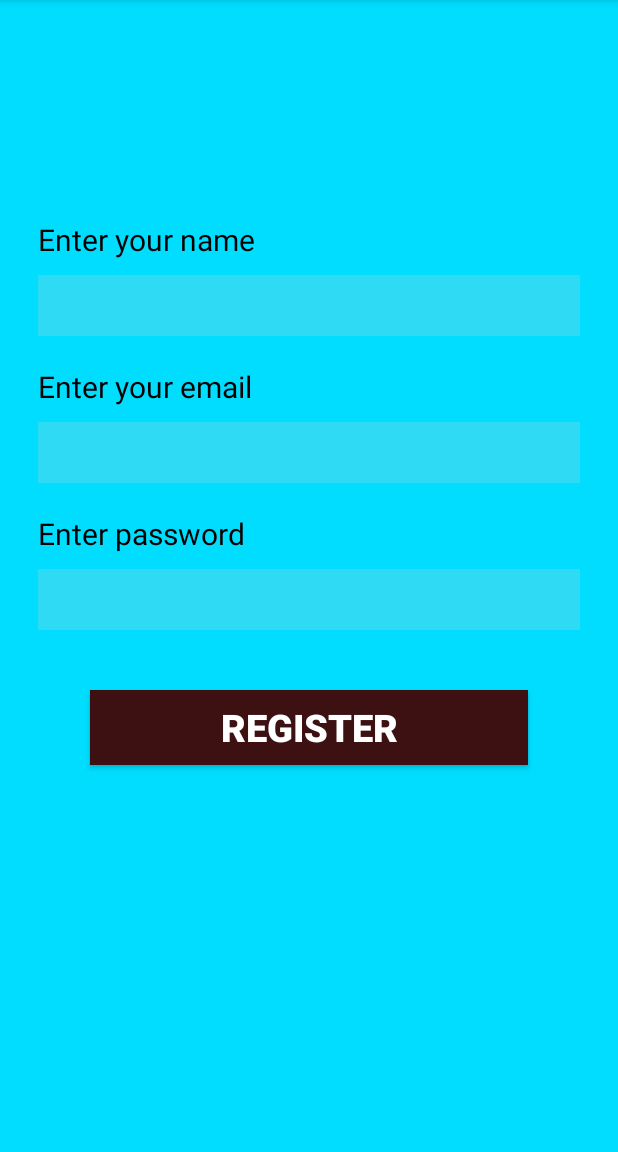
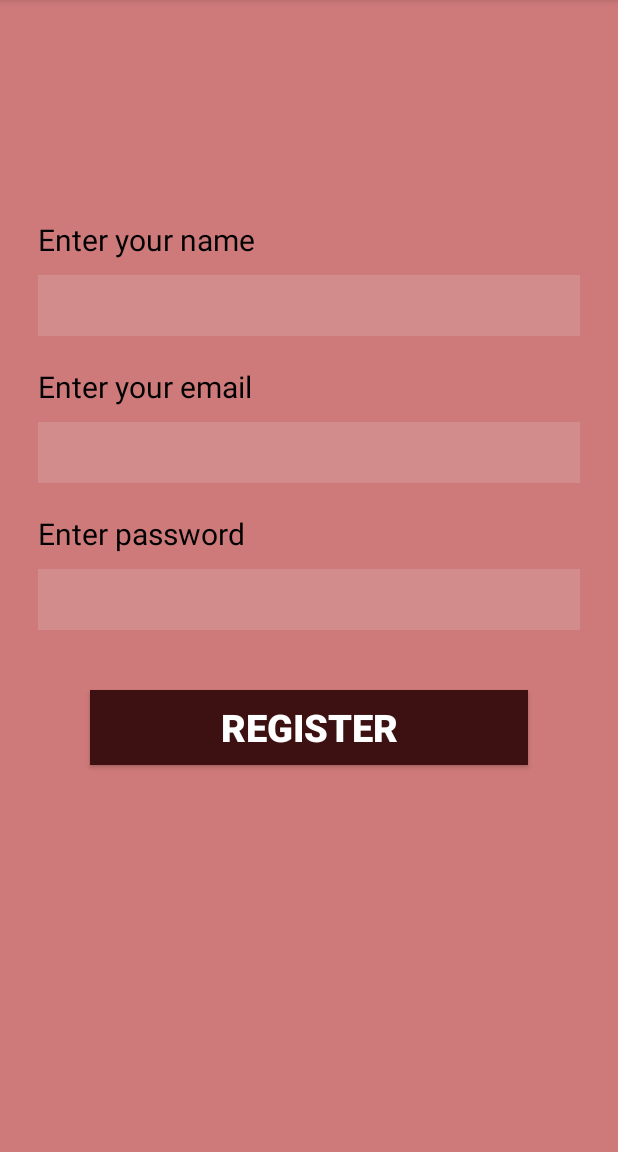
Before and after one commit to AnuragDShetty/PlantScanApp, an Android app: the screen it shows after launch (MainActivity), in the side drawer, after a tap on "Registration", on a phone screen of 412 x 824 dp, the part 84-1236 px from its top. Run offline under Robolectric (Android 15) with nearby library versions, the phone set to English and light mode, and no system bars.

Commit message:
New update 22:50 28-03-2020

```diff
--- a/app/src/main/java/com/example/plantscanapp/RegisterFragment.java
+++ b/app/src/main/java/com/example/plantscanapp/RegisterFragment.java
@@ -20,21 +20,23 @@
     @Nullable
     @Override
     public View onCreateView(@NonNull LayoutInflater inflater, @Nullable ViewGroup container, @Nullable Bundle savedInstanceState) {
-        login_btn = (Button) container.findViewById(R.id.login);
-        user = (EditText) container.findViewById(R.id.uname);
-        unamer = (TextView) container.findViewById(R.id.unamehead);
-        uemail = (TextView) container.findViewById(R.id.uemailhead);
-        pass = (EditText) container.findViewById(R.id.upass);
+        View view = inflater.inflate(R.layout.fragment_register,
+                container, false);
+        login_btn = (Button) view.findViewById(R.id.login);
+        user = (EditText) view.findViewById(R.id.uname);
+        unamer = (TextView) view.findViewById(R.id.unamehead);
+        uemail = (TextView) view.findViewById(R.id.uemailhead);
+        pass = (EditText) view.findViewById(R.id.upass);
 
         login_btn.setOnClickListener(new View.OnClickListener() {
             @Override
             public void onClick(View v) {
                 Toast.makeText(getActivity(),"Welcome "+user.getText().toString() ,Toast.LENGTH_SHORT).show();
-                unamer.setText(""+user);
-                uemail.setText(""+user+"@gmail.com");
+//                unamer.setText(""+user);
+//                uemail.setText(""+user+"@gmail.com");
             }
         });
 
-        return inflater.inflate(R.layout.fragment_register,container,false);
+        return view;
     }
 }
--- a/app/src/main/java/com/example/plantscanapp/SigninFragment.java
+++ b/app/src/main/java/com/example/plantscanapp/SigninFragment.java
@@ -19,7 +19,9 @@
     @Override
 
     public View onCreateView(@NonNull LayoutInflater inflater, @Nullable ViewGroup container, @Nullable Bundle savedInstanceState) {
-        registerbutton=(Button)container.findViewById(R.id.Register);
+        View view = inflater.inflate(R.layout.fragment_signin,
+                container, false);
+        registerbutton=(Button)view.findViewById(R.id.Register);
 
         registerbutton.setOnClickListener(new View.OnClickListener() {
             @Override
@@ -27,7 +29,7 @@
                 Toast.makeText(getActivity(),"Registration done",Toast.LENGTH_SHORT).show();
             }
         });
-        return inflater.inflate(R.layout.fragment_signin,container,false);
+        return view;
 
 
     }
--- a/app/src/main/res/layout/fragment_signin.xml
+++ b/app/src/main/res/layout/fragment_signin.xml
@@ -2,7 +2,7 @@
 <RelativeLayout xmlns:android="http://schemas.android.com/apk/res/android"
     android:layout_width="match_parent"
     android:layout_height="match_parent"
-    android:background="@android:color/holo_blue_bright">
+    android:background="#CF7A7A">
 
     <LinearLayout
         android:layout_width="match_parent"
```
